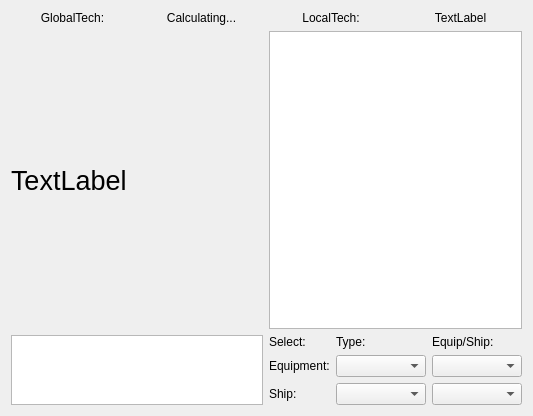
Above: CyberFleet/ClientGUI/ui/techview.ui from ibicdlcod/GuoMuoRuoProject before the change. Below: the same form after it.
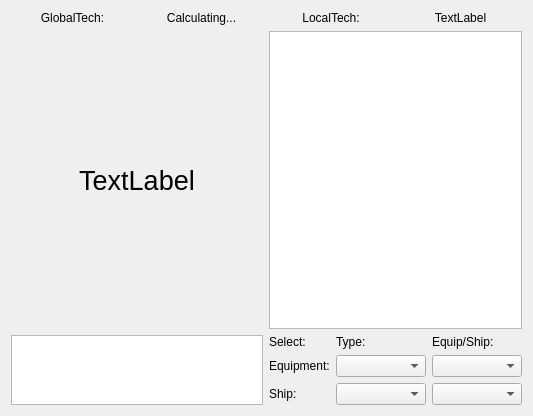
That is the form after the change.

The edit to the form file:
```diff
--- a/CyberFleet/ClientGUI/ui/techview.ui
+++ b/CyberFleet/ClientGUI/ui/techview.ui
@@ -56,6 +56,9 @@
        <property name="text">
         <string>TextLabel</string>
        </property>
+       <property name="alignment">
+        <set>Qt::AlignCenter</set>
+       </property>
        <property name="wordWrap">
         <bool>true</bool>
        </property>
```
